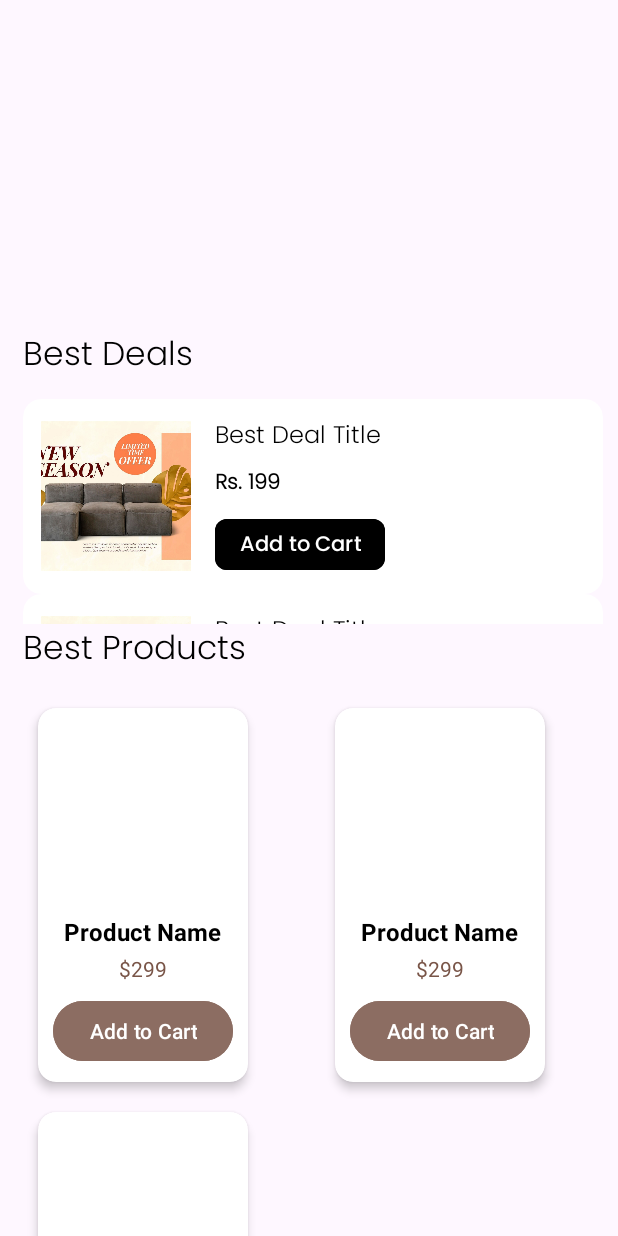
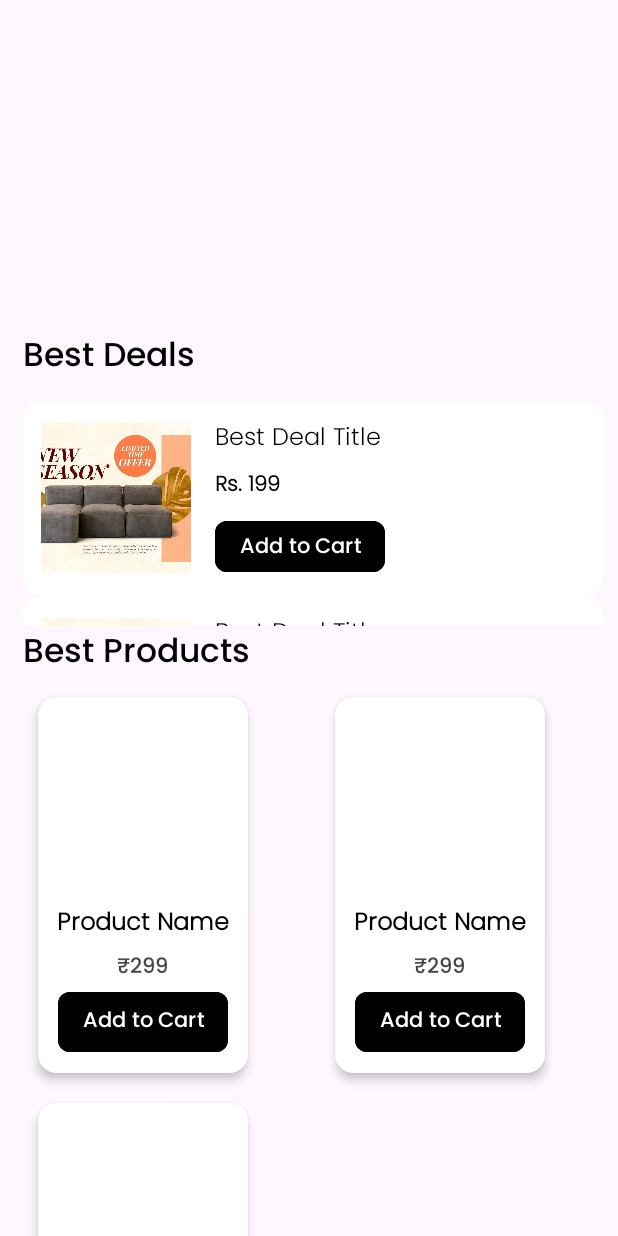
Before and after one commit to SURAJITSHAW/InstaMall, an Android app: the layout fragment_home_cat.xml on its own in the app's theme, with its tools: preview values and no code run, on a phone screen of 412 x 824 dp. Run offline under Robolectric (Android 15) with nearby library versions, the phone set to English and light mode, and no system bars.

Commit message:
hoem cat page ui done

```diff
--- a/app/src/main/java/com/example/instamall/adapters/BestProductsAdapter.kt
+++ b/app/src/main/java/com/example/instamall/adapters/BestProductsAdapter.kt
@@ -33,7 +33,9 @@ class BestProductsAdapter(
     override fun onBindViewHolder(holder: ProductViewHolder, position: Int) {
         val product = products[position]
         holder.productName.text = product.name
-            holder.productPrice.text = product.price.toString()
+
+        // Format price as Indian Rupees (₹) and remove decimal part
+        holder.productPrice.text = "₹${product.price.toInt()}" // This ensures no decimals
 
         // Load image using Glide or any image loader
         Glide.with(holder.itemView.context)
--- a/app/src/main/res/layout/fragment_home_cat.xml
+++ b/app/src/main/res/layout/fragment_home_cat.xml
@@ -54,7 +54,7 @@
 
             <TextView
                 android:id="@+id/bestDealsLabel"
-                android:fontFamily="@font/poppins_light"
+                android:fontFamily="@font/poppins"
                 android:layout_width="wrap_content"
                 android:layout_height="wrap_content"
                 android:layout_marginTop="10dp"
@@ -79,7 +79,7 @@
             <!-- Best Products Section -->
             <TextView
                 android:id="@+id/bestProductsLabel"
-                android:fontFamily="@font/poppins_light"
+                android:fontFamily="@font/poppins"
                 android:layout_width="wrap_content"
                 android:layout_height="wrap_content"
                 android:layout_marginStart="15dp"
@@ -94,7 +94,6 @@
                 android:layout_width="match_parent"
                 android:layout_height="wrap_content"
                 android:layout_marginStart="15dp"
-                android:layout_marginTop="10dp"
                 android:overScrollMode="never"
                 app:layoutManager="androidx.recyclerview.widget.GridLayoutManager"
                 app:layout_constraintStart_toStartOf="parent"
--- a/app/src/main/res/layout/item_product_card.xml
+++ b/app/src/main/res/layout/item_product_card.xml
@@ -27,10 +27,14 @@
 
         <!-- Product Name -->
         <TextView
+            android:fontFamily="@font/poppins_light"
             android:id="@+id/product_name"
             android:layout_width="wrap_content"
             android:layout_height="wrap_content"
             android:text="Product Name"
+            android:ellipsize="end"
+            android:singleLine="true"
+            android:maxLines="1"
             android:textSize="16sp"
             android:textColor="@color/black"
             android:textStyle="bold"
@@ -38,24 +42,26 @@
 
         <!-- Product Price -->
         <TextView
+            android:fontFamily="@font/poppins"
             android:id="@+id/product_price"
             android:layout_width="wrap_content"
             android:layout_height="wrap_content"
-            android:text="$299"
-            android:textSize="14sp"
-            android:textColor="@color/text_secondary"
-            android:layout_marginTop="4dp"/>
+            android:text="₹299"
+        android:textSize="14sp"
+        android:layout_marginTop="4dp"/>
 
-        <!-- Add to Cart Button -->
-        <Button
+        <!-- Add to Cart button -->
+        <com.google.android.material.button.MaterialButton
             android:id="@+id/btn_add_to_cart"
             android:layout_width="wrap_content"
             android:layout_height="wrap_content"
             android:text="Add to Cart"
+            android:fontFamily="@font/poppins"
+            app:cornerRadius="8dp"
+            android:paddingHorizontal="16dp"
+            android:textSize="14sp"
             android:textColor="@android:color/white"
-            android:backgroundTint="@color/primary_color"
-            android:layout_marginTop="8dp"
-            android:layout_gravity="center"/>
+            android:backgroundTint="@color/black" />
     </LinearLayout>
 
 </androidx.cardview.widget.CardView>
```
Lines whose indentation alone changed are shown as unchanged.
